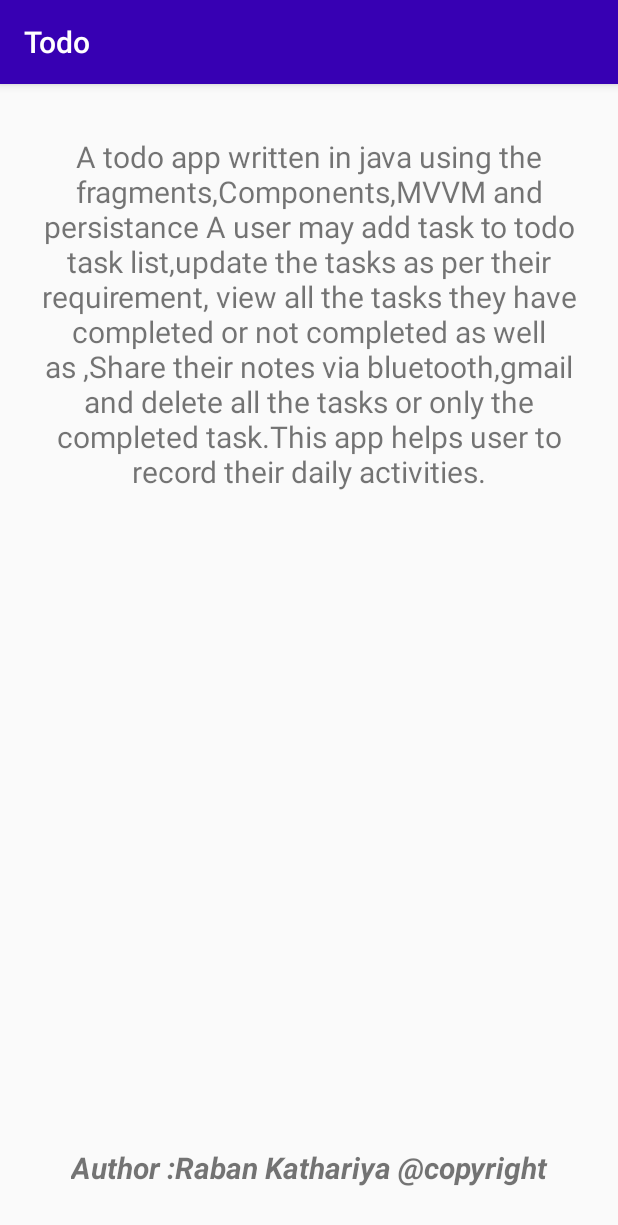
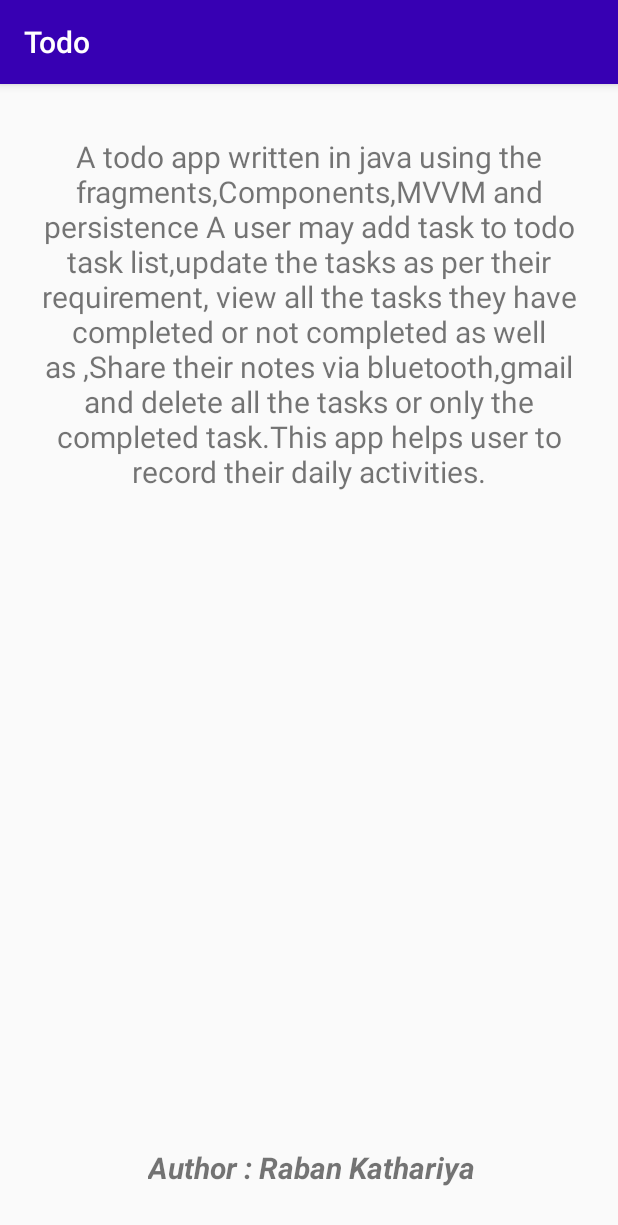
Before and after one commit to raban2/TodoApp, an Android app: the AboutActivity screen opened directly, with no data from a screen before it, on a phone screen of 412 x 824 dp. Shown: the top 1225 px of the screen. Run offline under Robolectric (Android 15) with nearby library versions, the phone set to English and light mode, and no system bars.

Commit message:
Text Formatted in the About us page

```diff
--- a/app/src/main/res/values/strings.xml
+++ b/app/src/main/res/values/strings.xml
@@ -17,11 +17,8 @@
     <string name="edit_update">Update</string>
     <string name="ok">Ok</string>
     <string name="share">Share</string>
-
-    <string name="author_text">Author :Raban Kathariya @copyright</string>
-    <string name="some_text">A todo app  written in java using the fragments,Components,MVVM and persistance
+    <string name="author_text">Author : Raban Kathariya </string>
+    <string name="some_text">A todo app  written in java using the fragments,Components,MVVM and persistence
 A user may add task to todo task list,update the tasks as per their requirement, view all the tasks they have completed or not completed as well as ,Share their notes via bluetooth,gmail and delete all the tasks or only the completed task.This app  helps  user to record their daily activities.</string>
 
-
-
 </resources>
```
